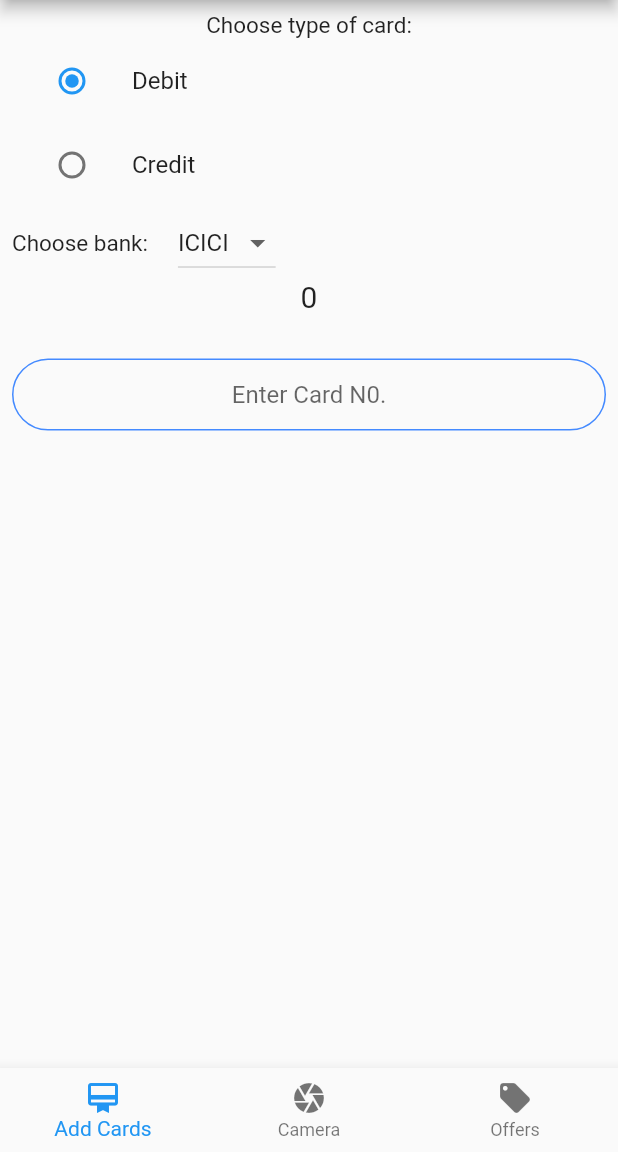
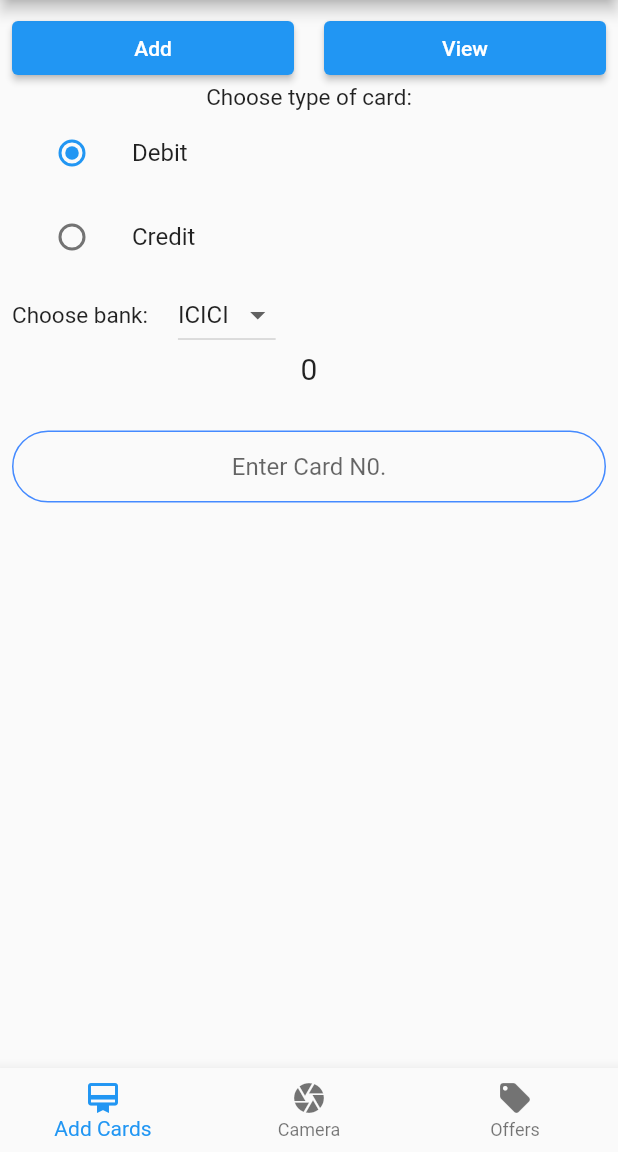
Before and after one commit to ayushshah31/bnf-new, a Flutter app: the Home screen opened directly with empty values, on a phone screen of 412 x 824 dp, the part 84-1236 px from its top. Run offline on Flutter 3.47's test engine with Material 2 defaults, Android fonts, the phone set to English and light mode, and no system bars; our stand-ins replace animated_text_kit, firebase_auth, firebase_core, firebase_database, image_picker; missing offline and left inert: google_ml_kit, modal_progress_hud_alt; accounts and stored records are empty.

```diff
--- a/lib/Screens/Home.dart
+++ b/lib/Screens/Home.dart
@@ -26,13 +26,13 @@ class _HomeState extends State<Home> {
   String dropValue = "ICICI";
   final FirebaseAuth _auth = FirebaseAuth.instance;
   SingingCharacter? _character = SingingCharacter.debit;
-  int _selectedIndex=0;
+  int _selectedIndex = 0;
   var cardNo = 0;
   late List<OfferDataModel> data;
 
   static List<Widget> _pages = <Widget>[];
 
-  void onItemTapped(int index){
+  void onItemTapped(int index) {
     setState(() {
       _selectedIndex = index;
     });
@@ -49,6 +49,7 @@ class _HomeState extends State<Home> {
     ];
   }
 
+  bool _showEnterCard = false;
   @override
   Widget build(BuildContext context) {
     return Scaffold(
@@ -86,12 +87,28 @@ class _HomeState extends State<Home> {
         ),
         body: _pages.elementAt(_selectedIndex));
   }
-  Widget profile(){
+
+  Widget profile() {
     return Padding(
       padding: const EdgeInsets.all(8.0),
       child: Column(
         mainAxisAlignment: MainAxisAlignment.start,
         children: [
+          Row(children: [
+            Expanded(
+                child: ElevatedButton(
+                    onPressed: () {
+                      setState(() {
+                        _showEnterCard = true;
+                      });
+                    },
+                    child: Text("Add"))),
+            SizedBox(
+              width: 20,
+            ),
+            Expanded(
+                child: ElevatedButton(onPressed: () {}, child: Text("View")))
+          ]),
           Text(
             "Choose type of card:",
             style: TextStyle(fontSize: 15),
@@ -154,7 +171,9 @@ class _HomeState extends State<Home> {
               fontSize: 20,
             ),
           ),
-          SizedBox(height: 30,),
+          SizedBox(
+            height: 30,
+          ),
           TextField(
             keyboardType: TextInputType.number,
             textAlign: TextAlign.center,
```
